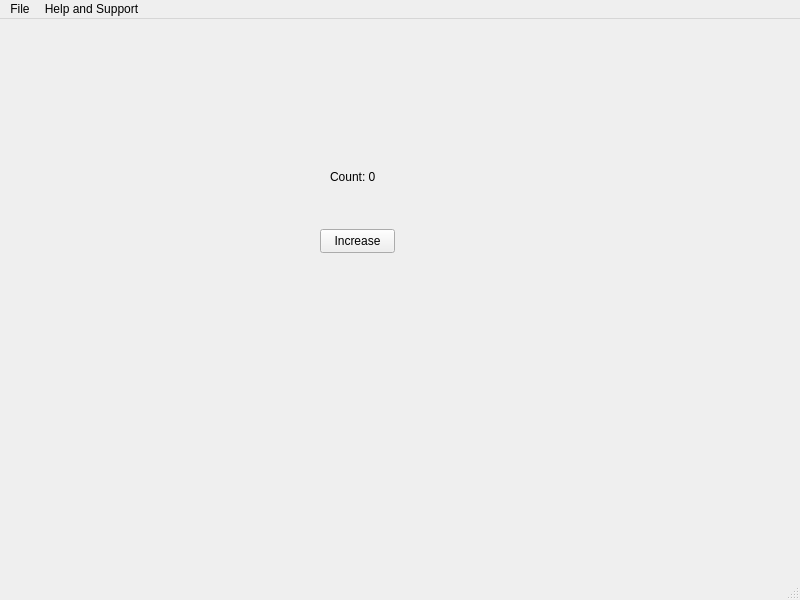
Qt form mainwindow.ui (AceCentre/GridWizV2) before a commit.
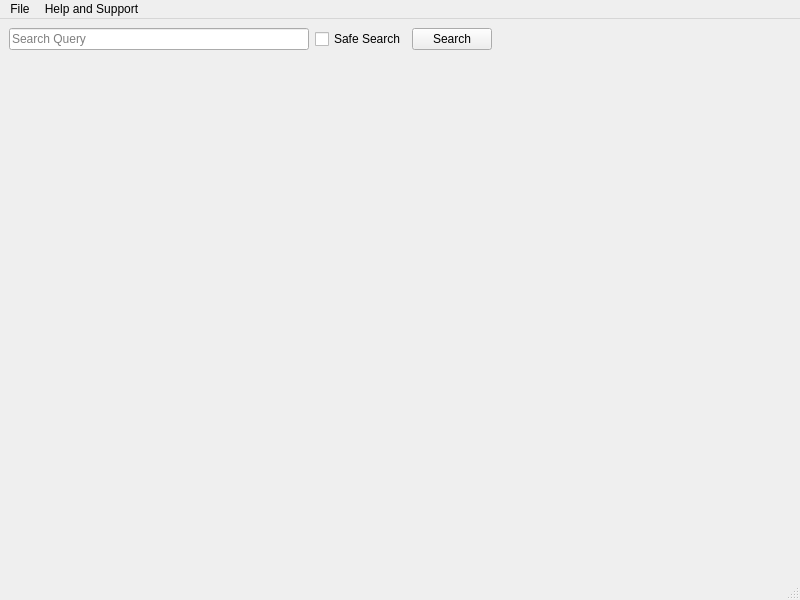
The same form after that commit.

Commit message: Build better layout

```diff
--- a/mainwindow.ui
+++ b/mainwindow.ui
@@ -14,32 +14,71 @@
    <string>GridWiz</string>
   </property>
   <widget class="QWidget" name="centralwidget">
-   <widget class="QPushButton" name="increaseButton">
-    <property name="geometry">
-     <rect>
-      <x>320</x>
-      <y>210</y>
-      <width>75</width>
-      <height>24</height>
-     </rect>
-    </property>
-    <property name="text">
-     <string>Increase</string>
-    </property>
-   </widget>
-   <widget class="QLabel" name="countLabel">
-    <property name="geometry">
-     <rect>
-      <x>330</x>
-      <y>150</y>
-      <width>49</width>
-      <height>16</height>
-     </rect>
-    </property>
-    <property name="text">
-     <string>Count: 0</string>
-    </property>
-   </widget>
+   <property name="sizePolicy">
+    <sizepolicy hsizetype="Expanding" vsizetype="Expanding">
+     <horstretch>0</horstretch>
+     <verstretch>0</verstretch>
+    </sizepolicy>
+   </property>
+   <layout class="QVBoxLayout" name="verticalLayout_3">
+    <item>
+     <layout class="QHBoxLayout" name="horizontalLayout">
+      <item>
+       <widget class="QLineEdit" name="searchTextInput">
+        <property name="inputMask">
+         <string/>
+        </property>
+        <property name="placeholderText">
+         <string>Search Query</string>
+        </property>
+       </widget>
+      </item>
+      <item>
+       <widget class="QCheckBox" name="safeSearch">
+        <property name="text">
+         <string>Safe Search</string>
+        </property>
+        <property name="checked">
+         <bool>false</bool>
+        </property>
+       </widget>
+      </item>
+      <item>
+       <widget class="QPushButton" name="pushButton">
+        <property name="text">
+         <string>Search</string>
+        </property>
+       </widget>
+      </item>
+      <item>
+       <spacer name="horizontalSpacer">
+        <property name="orientation">
+         <enum>Qt::Horizontal</enum>
+        </property>
+        <property name="sizeHint" stdset="0">
+         <size>
+          <width>40</width>
+          <height>20</height>
+         </size>
+        </property>
+       </spacer>
+      </item>
+     </layout>
+    </item>
+    <item>
+     <spacer name="verticalSpacer">
+      <property name="orientation">
+       <enum>Qt::Vertical</enum>
+      </property>
+      <property name="sizeHint" stdset="0">
+       <size>
+        <width>20</width>
+        <height>40</height>
+       </size>
+      </property>
+     </spacer>
+    </item>
+   </layout>
   </widget>
   <widget class="QMenuBar" name="menubar">
    <property name="geometry">
```
